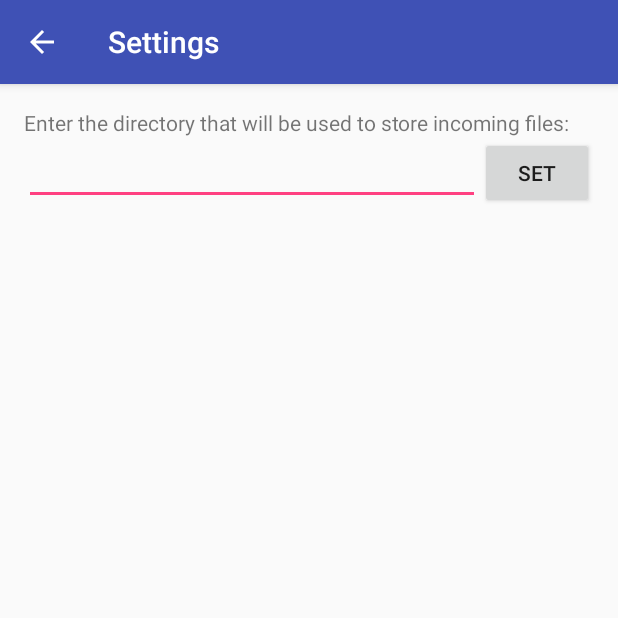
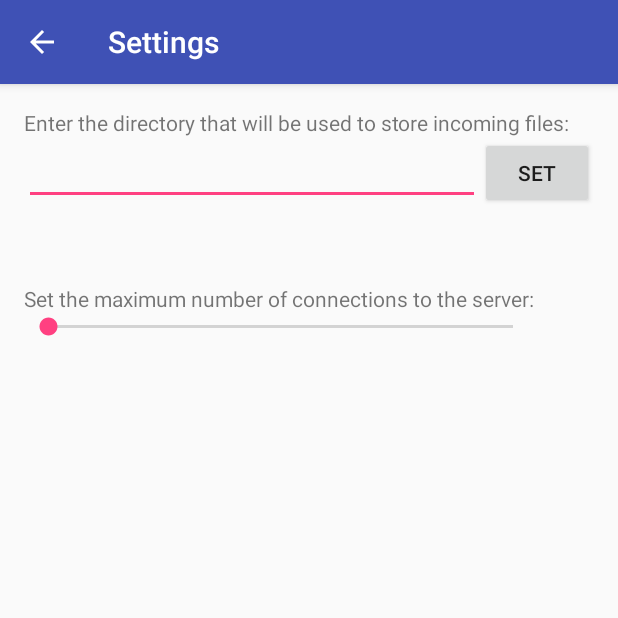
Before and after one commit to BrandonWade/trace, an Android app: the SettingsActivity screen opened directly, with no data from a screen before it, on a phone screen of 412 x 824 dp, the top half of it. Run offline under Robolectric (Android 15) with nearby library versions, the phone set to English and light mode, and no system bars.

Commit message:
Add xml for setting max connections.

```diff
--- a/clients/android/trace/app/src/main/res/layout/activity_settings.xml
+++ b/clients/android/trace/app/src/main/res/layout/activity_settings.xml
@@ -18,6 +18,7 @@
         android:text="@string/desc_set_directory" />
 
     <LinearLayout
+        android:id="@+id/storage_directory_layout"
         android:layout_width="match_parent"
         android:layout_height="wrap_content"
         android:layout_below="@+id/storage_directory_label"
@@ -40,4 +41,36 @@
 
     </LinearLayout>
 
+    <TextView
+        android:id="@+id/max_connections_label"
+        android:layout_width="wrap_content"
+        android:layout_height="wrap_content"
+        android:layout_below="@id/storage_directory_layout"
+        android:labelFor="@+id/max_connections_slider"
+        android:text="@string/desc_set_max_connections"
+        android:layout_marginTop="50dp" />
+
+    <LinearLayout
+        android:id="@+id/max_connections_layout"
+        android:layout_width="match_parent"
+        android:layout_height="wrap_content"
+        android:layout_below="@id/max_connections_label"
+        android:weightSum="10">
+
+        <SeekBar
+            android:id="@+id/max_connections_slider"
+            android:layout_width="0dp"
+            android:layout_height="wrap_content"
+            android:max="10"
+            android:layout_weight="9" />
+
+        <TextView
+            android:id="@+id/connections_label"
+            android:layout_width="0dp"
+            android:layout_height="wrap_content"
+            android:labelFor="@+id/max_connections_slider"
+            android:layout_weight="1" />
+
+    </LinearLayout>
+
 </RelativeLayout>
--- a/clients/android/trace/app/src/main/res/values/strings.xml
+++ b/clients/android/trace/app/src/main/res/values/strings.xml
@@ -10,6 +10,7 @@
 
     <string name="desc_set_address">Enter the server address and port that the client will be connecting to:</string>
     <string name="desc_set_directory">Enter the directory that will be used to store incoming files:</string>
+    <string name="desc_set_max_connections">Set the maximum number of connections to the server:</string>
     <string name="desc_need_permissions">Trace needs permission to read and write files to storage.</string>
 
     <string name="button_set">Set</string>
```
